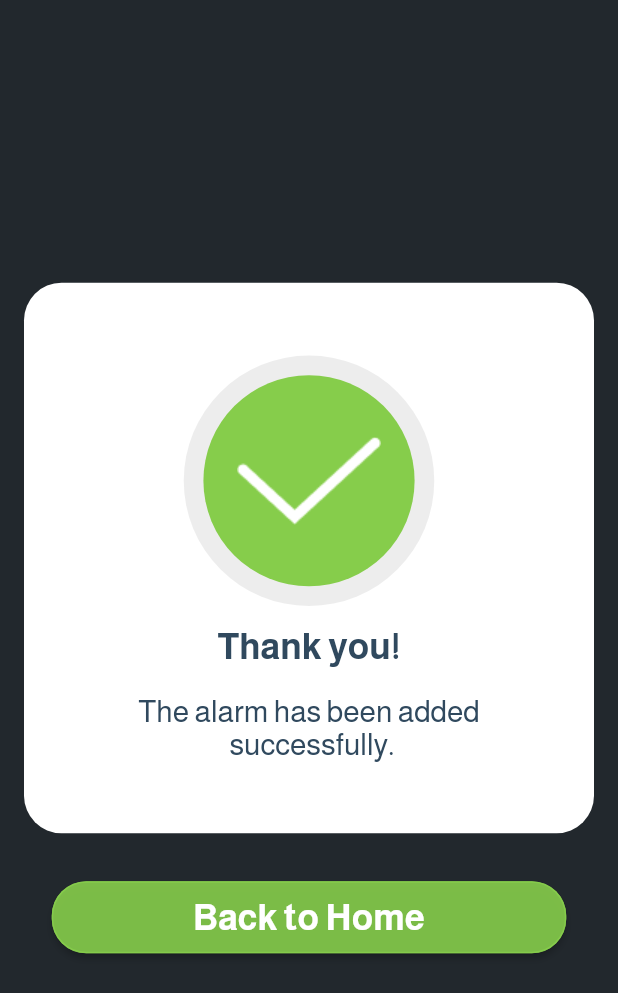
After one commit to manarragab/familyHealth, a Flutter app: the Done screen opened directly, on a phone screen of 412 x 824 dp. The commit adds this screen. Shown: the top 993 px of the screen. Run offline on Flutter 3.47's test engine with Material 3 defaults, Android fonts, the phone set to English and light mode, and no system bars; our stand-ins replace carousel_slider, dio, easy_stepper, firebase_core, firebase_messaging, flutter_local_notifications and 14 more; accounts and stored records are empty.

Commit message:
done screen

```diff
--- a/lib/features/alarm/presentation/add_alarm.dart
+++ b/lib/features/alarm/presentation/add_alarm.dart
@@ -1,5 +1,6 @@
 import 'package:abg/data/const/export.dart';
 import 'package:abg/features/alarm/domain/controller/alarm_controller.dart';
+import 'package:abg/features/alarm/presentation/done_screen.dart';
 import 'package:abg/features/alarm/presentation/widget/radio_item.dart';
 import 'package:google_fonts/google_fonts.dart';
 
@@ -216,11 +217,13 @@ class _AddAlarmState extends State<AddAlarm> {
                 ),
                 Center(
                   child: MainButton(
+
                     onPressed: () {
-                      Get.to(const AddAlarm());
+                      Get.to( Done());
                     },
                     radius: 10,
                     title: CustomTrans.addAlarm.tr,
+                    fontSize: 24,
                   ),
                 ),
               ],
--- a/lib/features/alarm/presentation/alarm_screen.dart
+++ b/lib/features/alarm/presentation/alarm_screen.dart
@@ -20,6 +20,7 @@ class AlarmScreen extends StatelessWidget {
               },
               radius: 10,
               title: CustomTrans.newAlarm.tr,
+              fontSize: 24,
             ),
           ),
           Column(
--- /dev/null
+++ b/lib/features/alarm/presentation/done_screen.dart
@@ -0,0 +1,83 @@
+import 'package:abg/data/const/export.dart';
+import 'package:abg/features/home/presentation/home_screen.dart';
+import 'package:google_fonts/google_fonts.dart';
+
+class Done extends StatelessWidget {
+  @override
+  Widget build(BuildContext context) {
+    return Scaffold(
+      backgroundColor: CustomColors.darkblack,
+      body: Padding(
+          padding: EdgeInsets.symmetric(horizontal: 16),
+          child: Column(
+            mainAxisAlignment: MainAxisAlignment.center,
+            children: [
+              Container(
+                width: 382,
+                height: 367,
+                decoration: BoxDecoration(
+                    color: Colors.white,
+                    borderRadius: BorderRadius.circular(25)),
+                child: Column(
+                  mainAxisAlignment: MainAxisAlignment.center,
+                  children: [
+                    Container(
+                      child: Stack(
+                        alignment: Alignment.center,
+                        children: [
+                          Container(
+                            width: 167,
+                            height: 167,
+                            decoration: BoxDecoration(
+                              color: CustomColors.lightgrey4,
+                              shape: BoxShape.circle,
+                            ),
+                          ),
+                          Container(
+                            width: 140.8,
+                            height: 140.8,
+                            decoration: BoxDecoration(
+                              color: CustomColors.primary,
+                              shape: BoxShape.circle,
+                            ),
+                            child: Image.asset("assets/images/correctSign.png"),
+                          ),
+                        ],
+                      ),
+                    ),
+                    SizedBox(
+                      height: 13,
+                    ),
+                    Text("Thank you!",
+                        style: GoogleFonts.almarai(
+                            fontSize: 24,
+                            color: CustomColors.third,
+                            fontWeight: FontWeight.w700)),
+                    SizedBox(
+                      height: 19,
+                    ),
+                    Text("The alarm has been added \n successfully.",
+                        textAlign: TextAlign.center,
+                        style: GoogleFonts.almarai(
+                            fontSize: 20,
+                            color: CustomColors.third,
+                            fontWeight: FontWeight.w400)),
+                  ],
+                ),
+              ),
+              SizedBox(
+                height: 32,
+              ),
+               MainButton(
+                    onPressed: () {
+                      Get.to(HomeScreen());
+                    },
+                    radius: 25,
+                    title: CustomTrans.BacktoHome.tr,
+                    fontSize: 24,
+                  ),
+            ],
+          )),
+    );
+  }
+}
--- a/lib/features/alarm/presentation/widget/alarm_item.dart
+++ b/lib/features/alarm/presentation/widget/alarm_item.dart
@@ -34,17 +34,14 @@ class AlarmItem extends StatelessWidget {
         child: Row(
           crossAxisAlignment: CrossAxisAlignment.start,
           children: [
-            // Alarm Image Placeholder
+
             Container(
                 width: 100,
                 height: 100,
-                // Placeholder color
-
                 child: Image.asset("assets/images/cheker.png" , fit:BoxFit.cover,) , ),
 
             const SizedBox(width: 12),
 
-            // Alarm Details
             Expanded(
               child: Column(
                 crossAxisAlignment: CrossAxisAlignment.start,
--- a/lib/localization/all_keys.dart
+++ b/lib/localization/all_keys.dart
@@ -947,4 +947,8 @@ class CustomTrans {
 
     static const String addAlarm = "Add Alarm";
 
+
+    static const String BacktoHome = "Back to Home";
+
+
 }
--- a/lib/res/configuration/color.dart
+++ b/lib/res/configuration/color.dart
@@ -96,8 +96,11 @@ class CustomColors {
   static const Color lightGrey2 = Color(0xFFF8F8F8);
   static const Color lightBlue2 = Color(0xFF30495E);
   static const Color darkBlue2 = Color(0xFF24394A);
-    static const Color lightgrey3 = Color(0xFFF2F2F2);
-        static const Color darkgrey3 = Color(0xFF707070);
+  static const Color lightgrey3 = Color(0xFFF2F2F2);
+  static const Color darkgrey3 = Color(0xFF707070);
+  static const Color darkblack = Color(0xFF22282D);
+  static const Color lightgrey4= Color(0xFFEDEDED);
+
 
 
 
```
Also changed, not shown: assets/images/correctSign.png (added).
